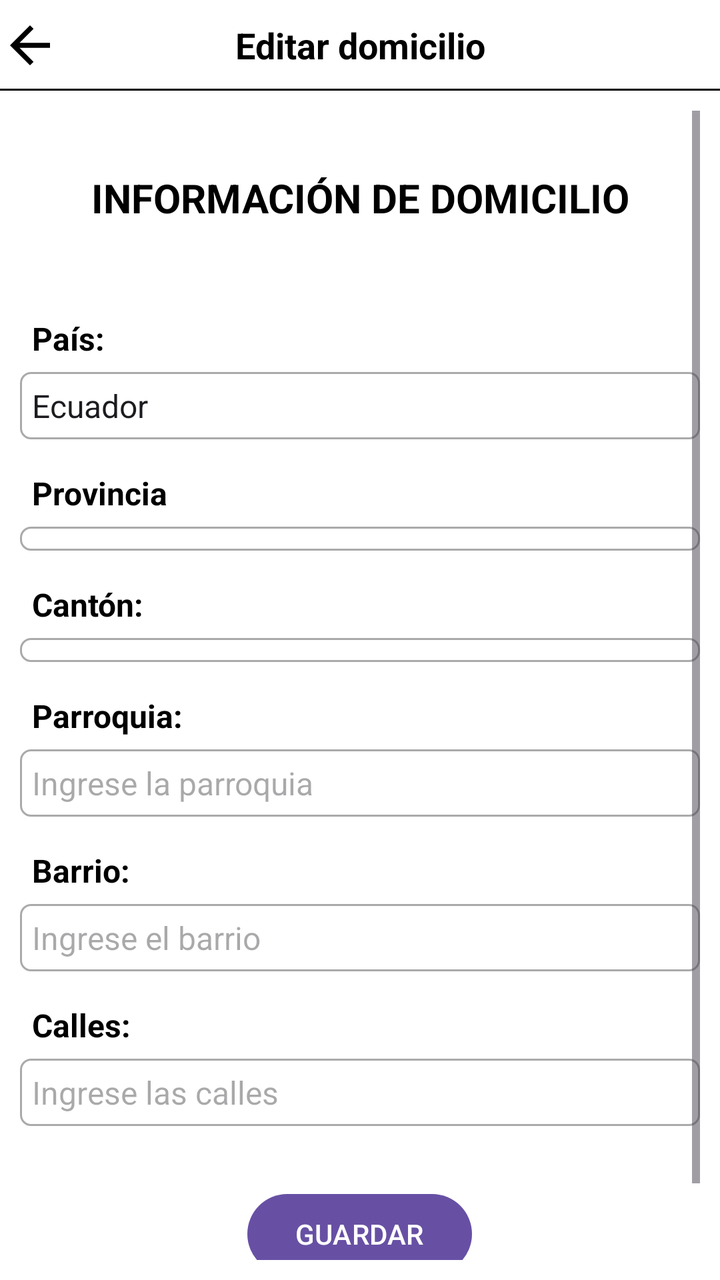
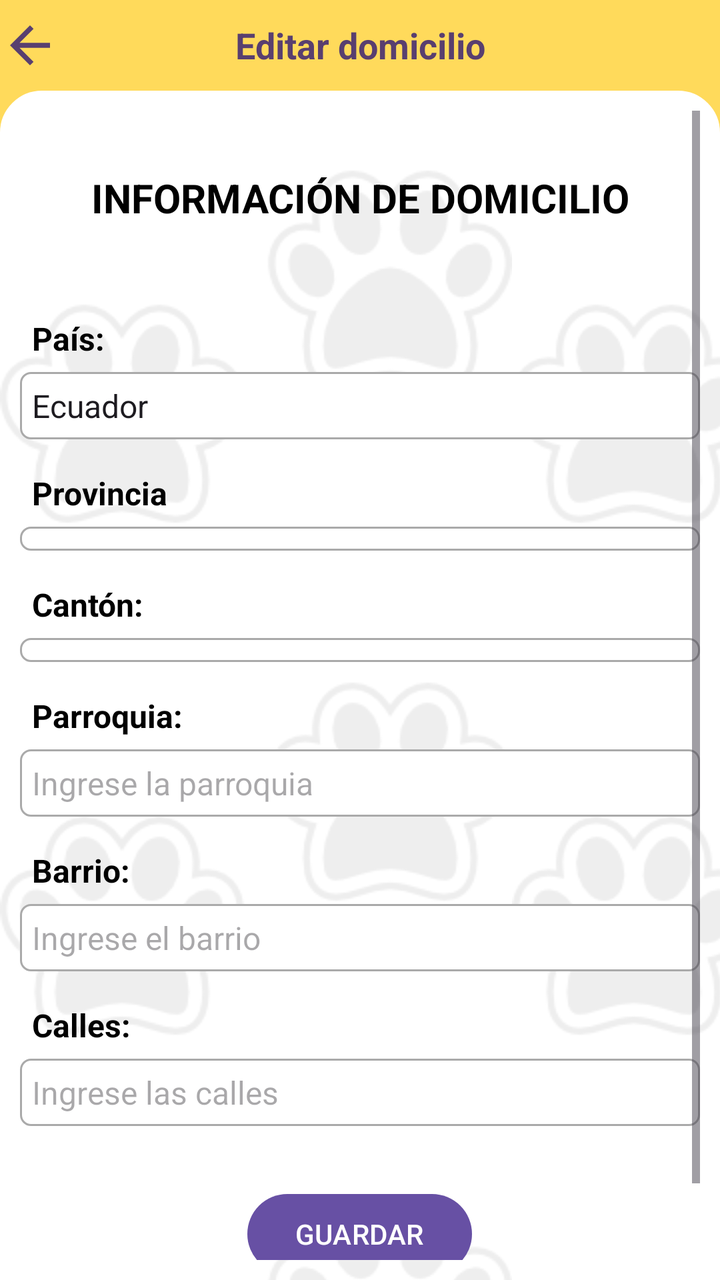

Before-and-after screenshots of an Android layout around one commit, followed by the original layout XML and the change that was made.
<!-- AndroidManifest.xml: application theme Theme.TIC_PV -->
<!-- res/layout/activity_editar_domicilio.xml -->
<?xml version="1.0" encoding="utf-8"?>
<RelativeLayout xmlns:android="http://schemas.android.com/apk/res/android"
    xmlns:app="http://schemas.android.com/apk/res-auto"
    xmlns:tools="http://schemas.android.com/tools"
    android:id="@+id/main"
    android:layout_width="match_parent"
    android:layout_height="match_parent"
    android:background="@color/white"
    tools:context=".Vista.EditarDomicilioActivity">

    <RelativeLayout
        android:layout_width="match_parent"
        android:layout_height="wrap_content"
        android:id="@+id/rLSuperiorEditarDomicilio"
        android:background="@color/white"
        android:orientation="horizontal">

        <ImageView
            android:layout_width="30dp"
            android:layout_height="30dp"
            android:id="@+id/iVRegresarEditarDomicilio"
            android:layout_centerVertical="true"
            android:background="@drawable/ic_retroceder"
            android:backgroundTint="@color/black"/>

        <TextView
            android:layout_width="match_parent"
            android:layout_height="wrap_content"
            android:id="@+id/tVTituloEditarDomicilio"
            android:textSize="18sp"
            android:layout_centerVertical="true"
            android:textAlignment="center"
            android:textStyle="bold"
            android:textColor="@color/black"
            android:text="Editar domicilio"/>

        <View
            android:id="@+id/viewTituloEditarDomicilio"
            android:layout_width="match_parent"
            android:layout_height="1dp"
            android:layout_marginTop="20dp"
            android:layout_below="@+id/tVTituloEditarDomicilio"
            android:background="@color/black" />

    </RelativeLayout>

    <FrameLayout
        android:layout_width="match_parent"
        android:layout_height="match_parent"
        android:padding="10dp"
        android:layout_below="@id/rLSuperiorEditarDomicilio">

        <ScrollView
            android:layout_width="match_parent"
            android:layout_height="match_parent"
            android:id="@+id/scrollEditarDomicilio">

            <RelativeLayout
                android:layout_width="match_parent"
                android:layout_height="wrap_content"
                android:background="@color/white">

                <TextView
                    android:id="@+id/labelEditarDomicilio"
                    android:layout_width="match_parent"
                    android:layout_height="wrap_content"
                    android:paddingTop="30dp"
                    android:text="INFORMACIÓN DE DOMICILIO"
                    android:textAlignment="center"
                    android:textColor="@color/black"
                    android:textAppearance="@style/TextAppearance.AppCompat.Medium"
                    android:textSize="20sp"
                    android:textStyle="bold" />

                <TextView
                    android:id="@+id/labelEditarPais"
                    android:layout_width="match_parent"
                    android:layout_height="wrap_content"
                    android:layout_below="@id/labelEditarDomicilio"
                    android:layout_marginTop="40dp"
                    android:padding="6dp"
                    android:text="País:"
                    android:textStyle="bold"
                    android:textColor="@color/black"
                    android:textSize="16sp" />

                <EditText
                    android:id="@+id/etEditarPais"
                    android:layout_width="match_parent"
                    android:layout_height="wrap_content"
                    android:layout_below="@id/labelEditarPais"
                    android:background="@drawable/border"
                    android:ems="10"
                    android:text="Ecuador"
                    android:focusable="false"
                    android:inputType="text"
                    android:padding="6dp"
                    android:textSize="16sp" />

                <TextView
                    android:id="@+id/labelEditarProvincia"
                    android:layout_width="match_parent"
                    android:layout_height="wrap_content"
                    android:layout_below="@id/etEditarPais"
                    android:layout_marginTop="10dp"
                    android:padding="6dp"
                    android:text="Provincia"
                    android:textStyle="bold"
                    android:textColor="@color/black"
                    android:textSize="16sp" />

                
                
                
                
                
                
                
                
                
                
                

                <Spinner
                    android:layout_width="match_parent"
                    android:layout_height="wrap_content"
                    android:id="@+id/spEditarProvinciaDomicilio"
                    android:background="@drawable/border"
                    android:padding="6dp"
                    android:layout_below="@id/labelEditarProvincia"/>

                <TextView
                    android:id="@+id/labelEditarCanton"
                    android:layout_width="match_parent"
                    android:layout_height="wrap_content"
                    android:layout_below="@id/spEditarProvinciaDomicilio"
                    android:layout_marginTop="10dp"
                    android:padding="6dp"
                    android:text="Cantón:"
                    android:textStyle="bold"
                    android:textColor="@color/black"
                    android:textSize="16sp" />

                
                
                
                
                
                
                
                
                
                
                

                <Spinner
                    android:layout_width="match_parent"
                    android:layout_height="wrap_content"
                    android:id="@+id/spEditarCantonDomicilio"
                    android:background="@drawable/border"
                    android:padding="6dp"
                    android:layout_below="@id/labelEditarCanton"/>

                <TextView
                    android:id="@+id/labelEditarParroquia"
                    android:layout_width="match_parent"
                    android:layout_height="wrap_content"
                    android:layout_below="@id/spEditarCantonDomicilio"
                    android:layout_marginTop="10dp"
                    android:padding="6dp"
                    android:text="Parroquia:"
                    android:textStyle="bold"
                    android:textColor="@color/black"
                    android:textSize="16sp" />

                <EditText
                    android:id="@+id/etEditarParroquia"
                    android:layout_width="match_parent"
                    android:layout_height="wrap_content"
                    android:layout_below="@id/labelEditarParroquia"
                    android:background="@drawable/border"
                    android:ems="10"
                    android:hint="Ingrese la parroquia"
                    android:inputType="text"
                    android:padding="6dp"
                    android:textSize="16sp" />

                <TextView
                    android:id="@+id/labelEditarBarrio"
                    android:layout_width="match_parent"
                    android:layout_height="wrap_content"
                    android:layout_below="@id/etEditarParroquia"
                    android:layout_marginTop="10dp"
                    android:padding="6dp"
                    android:text="Barrio:"
                    android:textStyle="bold"
                    android:textColor="@color/black"
                    android:textSize="16sp" />

                <EditText
                    android:id="@+id/etEditarBarrio"
                    android:layout_width="match_parent"
                    android:layout_height="wrap_content"
                    android:layout_below="@id/labelEditarBarrio"
                    android:background="@drawable/border"
                    android:ems="10"
                    android:hint="Ingrese el barrio"
                    android:inputType="text"
                    android:padding="6dp"
                    android:textSize="16sp" />

                <TextView
                    android:id="@+id/labelEditarCalles"
                    android:layout_width="match_parent"
                    android:layout_height="wrap_content"
                    android:layout_below="@id/etEditarBarrio"
                    android:layout_marginTop="10dp"
                    android:padding="6dp"
                    android:text="Calles:"
                    android:textStyle="bold"
                    android:textColor="@color/black"
                    android:textSize="16sp" />

                <EditText
                    android:id="@+id/etEditarCalles"
                    android:layout_width="match_parent"
                    android:layout_height="wrap_content"
                    android:layout_below="@id/labelEditarCalles"
                    android:background="@drawable/border"
                    android:ems="10"
                    android:hint="Ingrese las calles"
                    android:inputType="text"
                    android:padding="6dp"
                    android:textSize="16sp" />

                <Button
                    android:id="@+id/btnGuardarCambiosDomicilio"
                    android:layout_width="wrap_content"
                    android:layout_height="wrap_content"
                    android:layout_below="@id/etEditarCalles"
                    android:layout_marginTop="30dp"
                    android:layout_marginBottom="30dp"
                    android:layout_centerHorizontal="true"
                    android:text="GUARDAR" />

                <ProgressBar
                    android:layout_width="wrap_content"
                    android:layout_height="wrap_content"
                    android:id="@+id/barraProgresoEditarDomicilio"
                    style="?android:attr/progressBarStyleLarge"
                    android:layout_centerVertical="true"
                    android:layout_centerHorizontal="true"
                    android:elevation="10dp"
                    android:visibility="gone"/>

            </RelativeLayout>

        </ScrollView>

    </FrameLayout>

</RelativeLayout>
<!-- resources referenced by this layout -->
<resources>
  <color name="black">#FF000000</color>
  <color name="white">#FFFFFFFF</color>
  <!-- drawable border (drawable) -->
  <?xml version="1.0" encoding="utf-8"?>
  <shape xmlns:android="http://schemas.android.com/apk/res/android">
      
      <solid android:color="#FFFFFF"/>
  
      
      <stroke android:width="1dp" android:color="#AAAAAA"/>
  
      
      <corners android:radius="5dp"/>
  </shape>
  <!-- drawable ic_retroceder (drawable) -->
  <vector xmlns:android="http://schemas.android.com/apk/res/android" android:autoMirrored="true" android:height="24dp" android:tint="#FFFFFF" android:viewportHeight="24" android:viewportWidth="24" android:width="24dp">
        
      <path android:fillColor="@android:color/white" android:pathData="M20,11H7.83l5.59,-5.59L12,4l-8,8 8,8 1.41,-1.41L7.83,13H20v-2z"/>
      
  </vector>
  <style name="Theme.TIC_PV" parent="Base.Theme.TIC_PV" />
  <style name="Base.Theme.TIC_PV" parent="Theme.Material3.DayNight.NoActionBar">
          
          
  
  
  
  
  
  
  
  
      </style>
</resources>

<!-- the commit's change to res/layout/activity_editar_domicilio.xml (unified diff, before → after) -->
@@ -5,14 +5,14 @@
     android:id="@+id/main"
     android:layout_width="match_parent"
     android:layout_height="match_parent"
-    android:background="@color/white"
+    android:background="@color/yellow"
     tools:context=".Vista.EditarDomicilioActivity">
 
     <RelativeLayout
         android:layout_width="match_parent"
         android:layout_height="wrap_content"
         android:id="@+id/rLSuperiorEditarDomicilio"
-        android:background="@color/white"
+        android:background="@color/yellow"
         android:orientation="horizontal">
 
         <ImageView
@@ -21,7 +21,7 @@
             android:id="@+id/iVRegresarEditarDomicilio"
             android:layout_centerVertical="true"
             android:background="@drawable/ic_retroceder"
-            android:backgroundTint="@color/black"/>
+            android:backgroundTint="@color/lila"/>
 
         <TextView
             android:layout_width="match_parent"
@@ -31,7 +31,7 @@
             android:layout_centerVertical="true"
             android:textAlignment="center"
             android:textStyle="bold"
-            android:textColor="@color/black"
+            android:textColor="@color/lila"
             android:text="Editar domicilio"/>
 
         <View
@@ -40,13 +40,14 @@
             android:layout_height="1dp"
             android:layout_marginTop="20dp"
             android:layout_below="@+id/tVTituloEditarDomicilio"
-            android:background="@color/black" />
+            android:background="@color/yellow" />
 
     </RelativeLayout>
 
     <FrameLayout
         android:layout_width="match_parent"
         android:layout_height="match_parent"
+        android:background="@drawable/bordes_fragment"
         android:padding="10dp"
         android:layout_below="@id/rLSuperiorEditarDomicilio">
 
@@ -57,8 +58,7 @@
 
             <RelativeLayout
                 android:layout_width="match_parent"
-                android:layout_height="wrap_content"
-                android:background="@color/white">
+                android:layout_height="wrap_content">
 
                 <TextView
                     android:id="@+id/labelEditarDomicilio"
<!-- resource entries referenced after the edit -->
@@ -1,7 +1,8 @@
 <!-- resources referenced by this layout -->
 <resources>
   <color name="black">#FF000000</color>
-  <color name="white">#FFFFFFFF</color>
+  <color name="lila">#593f6f</color>
+  <color name="yellow">#ffda5b</color>
   <!-- drawable border (drawable) -->
   <?xml version="1.0" encoding="utf-8"?>
   <shape xmlns:android="http://schemas.android.com/apk/res/android">
@@ -14,6 +15,37 @@
       
       <corners android:radius="5dp"/>
   </shape>
+  <!-- drawable bordes_fragment (drawable) -->
+  <?xml version="1.0" encoding="utf-8"?>
+  <layer-list xmlns:android="http://schemas.android.com/apk/res/android">
+  
+      
+      <item>
+          <shape android:shape="rectangle">
+              <solid android:color="#FFFFFF" />
+  
+              
+              <corners
+                  android:topLeftRadius="20dp"
+                  android:topRightRadius="20dp" />
+  
+              <stroke
+                  android:width="2dp"
+                  android:color="#FFFFFF" />
+          </shape>
+      </item>
+  
+      
+      <item>
+          <bitmap
+              android:src="@drawable/huellitas"
+              android:tileMode="repeat"
+              android:gravity="center"
+              android:tint="@android:color/darker_gray"
+              android:alpha="0.2"/> 
+      </item>
+  
+  </layer-list>
   <!-- drawable ic_retroceder (drawable) -->
   <vector xmlns:android="http://schemas.android.com/apk/res/android" android:autoMirrored="true" android:height="24dp" android:tint="#FFFFFF" android:viewportHeight="24" android:viewportWidth="24" android:width="24dp">
         
@@ -21,6 +53,7 @@
       
   </vector>
   <style name="Theme.TIC_PV" parent="Base.Theme.TIC_PV" />
+  <!-- drawable huellitas: png bitmap (drawable, 6949 bytes) -->
   <style name="Base.Theme.TIC_PV" parent="Theme.Material3.DayNight.NoActionBar">
           
           
